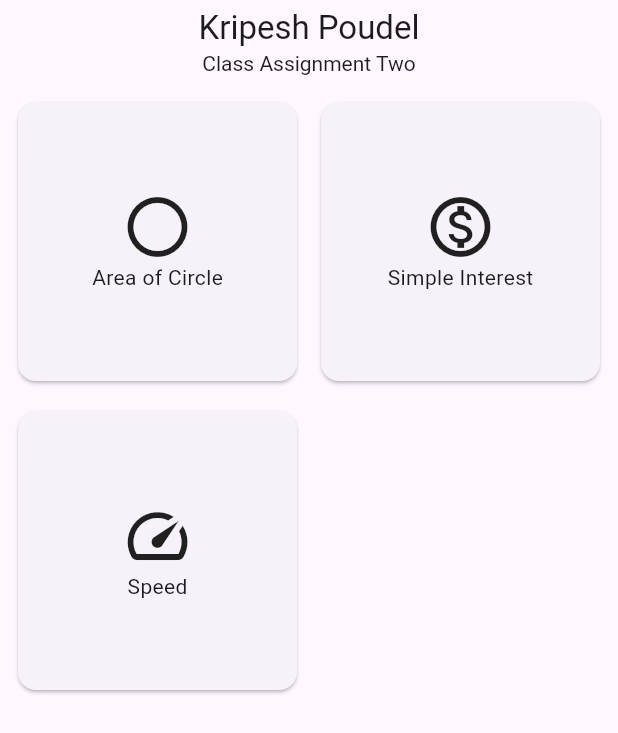
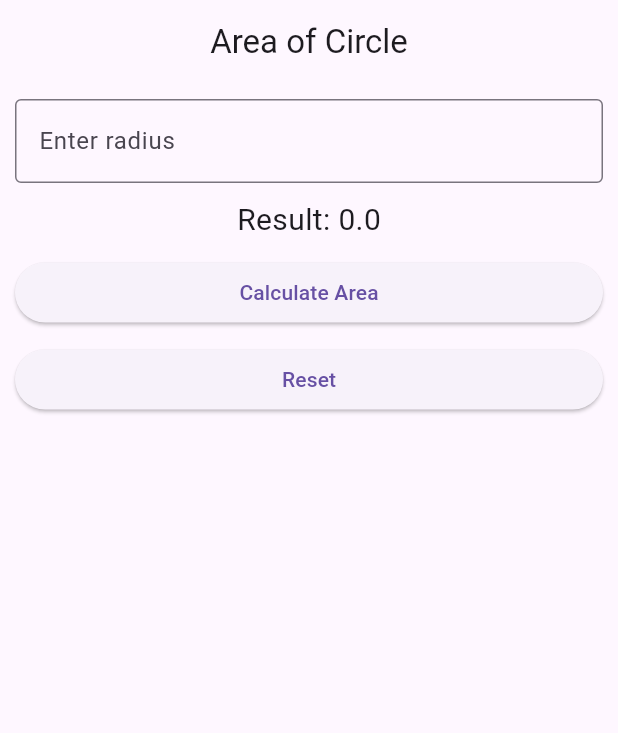
Before and after one commit to kripesh03/class_assignment_two, a Flutter app: the screen it shows after launch, on a phone screen of 412 x 824 dp. Shown: the top 733 px of the screen. Run offline on Flutter 3.47's test engine with Material 3 defaults, Android fonts, the phone set to English and light mode, and no system bars; our stand-ins replace flutter_bloc.

Commit message:
area of circle view added

```diff
--- a/lib/app.dart
+++ b/lib/app.dart
@@ -1,4 +1,4 @@
-import 'package:class_assignment_two/view/dashboard_cubit_view.dart';
+import 'package:class_assignment_two/view/area_of_circle_cubit_view.dart';
 import 'package:flutter/material.dart';
 
 class App extends StatelessWidget {
@@ -8,7 +8,7 @@
   Widget build(BuildContext context) {
     return const MaterialApp(
       debugShowCheckedModeBanner: false,
-      home: DashboardView(),
+      home: AreaOfCircleView(),
     );
   }
 }
--- a/lib/view/area_of_circle_cubit_view.dart
+++ b/lib/view/area_of_circle_cubit_view.dart
@@ -0,0 +1,63 @@
+import 'package:flutter/material.dart';
+
+class AreaOfCircleView extends StatefulWidget {
+  const AreaOfCircleView({super.key});
+
+  @override
+  State<AreaOfCircleView> createState() => _AreaOfCircleViewState();
+}
+
+class _AreaOfCircleViewState extends State<AreaOfCircleView> {
+  final radiusController = TextEditingController(text: '');
+  double result = 0.0;
+  final myKey = GlobalKey<FormState>();
+
+  @override
+  Widget build(BuildContext context) {
+    return Scaffold(
+      appBar: AppBar(
+        title: const Text('Area of Circle'),
+        centerTitle: true,
+      ),
+      body: Padding(
+        padding: const EdgeInsets.all(10),
+        child: Form(
+          key: myKey,
+          child: Column(
+            children: [
+              TextFormField(
+                controller: radiusController,
+                keyboardType: TextInputType.number,
+                decoration: const InputDecoration(
+                  labelText: 'Enter radius',
+                  border: OutlineInputBorder(),
+                ),
+              ),
+              const SizedBox(height: 10),
+              Text(
+                'Result: $result',
+                style: const TextStyle(fontSize: 20),
+              ),
+              const SizedBox(height: 10),
+              SizedBox(
+                width: double.infinity,
+                child: ElevatedButton(
+                  onPressed: () {},
+                  child: const Text('Calculate Area'),
+                ),
+              ),
+              const SizedBox(height: 10),
+              SizedBox(
+                width: double.infinity,
+                child: ElevatedButton(
+                  onPressed: () {},
+                  child: const Text('Reset'),
+                ),
+              ),
+            ],
+          ),
+        ),
+      ),
+    );
+  }
+}
```
